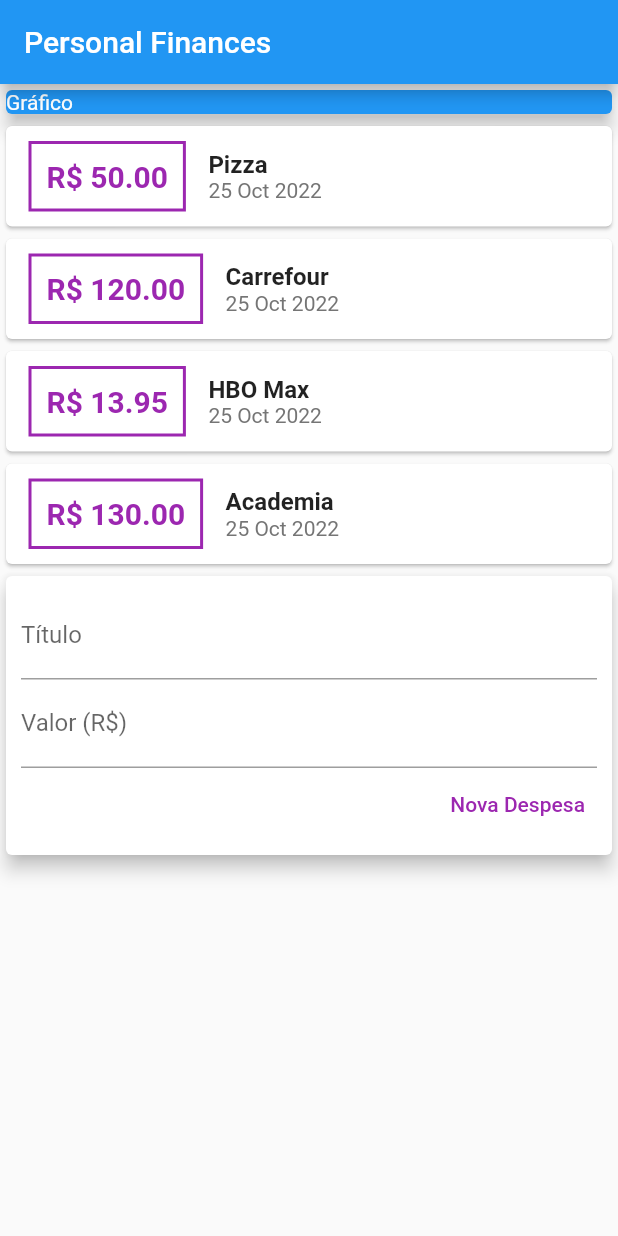
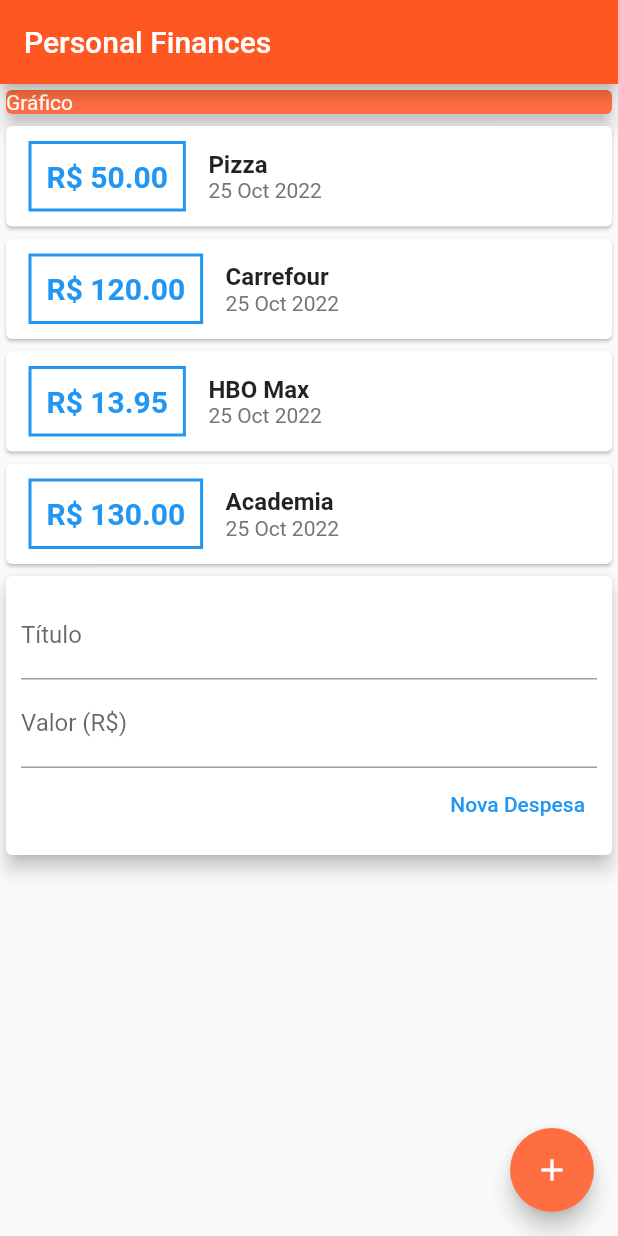
Before and after one commit to walissonsilva/flutter-expenses-app, a Flutter app: the screen it shows after launch, on a phone screen of 412 x 824 dp. Run offline on Flutter 3.47's test engine with Material 2 defaults, Android fonts, the phone set to English and light mode, and no system bars.

Commit message:
feat: add floating button

```diff
--- a/lib/components/transaction_form.dart
+++ b/lib/components/transaction_form.dart
@@ -63,7 +63,7 @@ class TransactionForm extends StatelessWidget {
                   },
                   child: const Text(
                     'Nova Despesa',
-                    style: TextStyle(color: Colors.purple),
+                    style: TextStyle(color: Colors.blue),
                   )),
             ],
           )
--- a/lib/components/transaction_list.dart
+++ b/lib/components/transaction_list.dart
@@ -27,14 +27,14 @@ class TransactionList extends StatelessWidget {
                 ),
                 decoration: BoxDecoration(
                     border: Border.all(
-                  color: Colors.purple,
+                  color: Colors.blue,
                   width: 2,
                 )),
                 padding: const EdgeInsets.all(10),
                 child: Text(
                   "R\$ ${transaction.value.toStringAsFixed(2)}",
                   style: const TextStyle(
-                    color: Colors.purple,
+                    color: Colors.blue,
                     fontWeight: FontWeight.bold,
                     fontSize: 20,
                   ),
--- a/lib/main.dart
+++ b/lib/main.dart
@@ -22,6 +22,7 @@ class MyHomeScreen extends StatelessWidget {
     return Scaffold(
       appBar: AppBar(
         title: const Text("Personal Finances"),
+        backgroundColor: Colors.deepOrange,
       ),
       body: SingleChildScrollView(
         child: Column(
@@ -29,7 +30,7 @@ class MyHomeScreen extends StatelessWidget {
           // ignore: prefer_const_literals_to_create_immutables
           children: [
             const Card(
-              color: Colors.blue,
+              color: Colors.deepOrangeAccent,
               elevation: 5,
               child: Text(
                 "Gráfico",
@@ -40,6 +41,14 @@ class MyHomeScreen extends StatelessWidget {
           ],
         ),
       ),
+      floatingActionButton: FloatingActionButton(
+        child: Icon(Icons.add),
+        backgroundColor: Colors.deepOrangeAccent,
+        onPressed: () {
+          print('Hello');
+        },
+        tooltip: 'Adicionar despesa',
+      ),
     );
   }
 }
```
